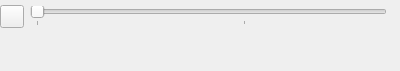
Old version of the form src/ui/timeline.ui in the repository hippich/recorditnow.
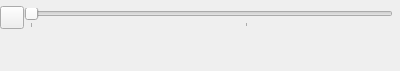
New version of the form. Custom widgets are drawn as their Qt base class.

Patch:
```diff
--- a/src/ui/timeline.ui
+++ b/src/ui/timeline.ui
@@ -14,6 +14,9 @@
    <string notr="true"/>
   </property>
   <layout class="QVBoxLayout" name="verticalLayout_2">
+   <property name="spacing">
+    <number>0</number>
+   </property>
    <property name="margin">
     <number>0</number>
    </property>
```
